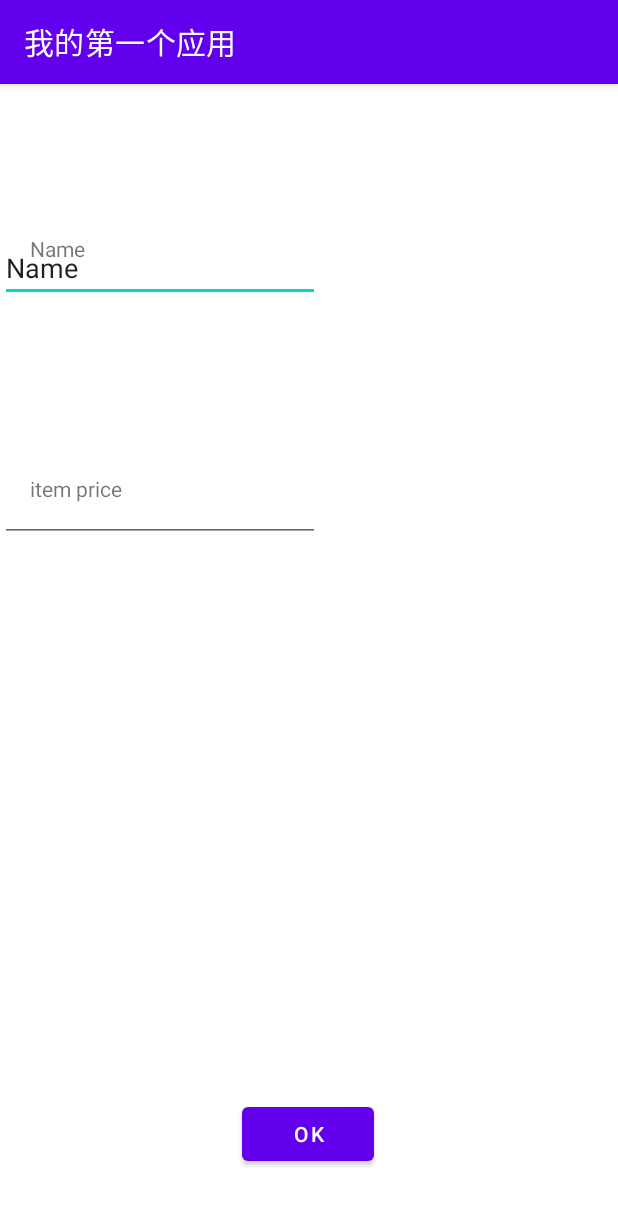
After one commit to KXHdo/MyFirstApplication, an Android app: the ShopItemDetailsActivity screen opened directly, with no data from a screen before it, on a phone screen of 412 x 824 dp. The commit adds this screen. Shown: the top 1205 px of the screen. Run offline under Robolectric (Android 15) with nearby library versions, the phone set to English and light mode, and no system bars.

Commit message:
Update strings.xml

```diff
--- a/app/src/main/AndroidManifest.xml
+++ b/app/src/main/AndroidManifest.xml
@@ -13,6 +13,9 @@
         android:theme="@style/Theme.MyFirstApplication"
         tools:targetApi="31">
         <activity
+            android:name=".ShopItemDetailsActivity"
+            android:exported="false" />
+        <activity
             android:name=".MainActivity"
             android:exported="true">
             <intent-filter>
--- /dev/null
+++ b/app/src/main/java/com/jnu/student/ShopItemDetailsActivity.java
@@ -0,0 +1,49 @@
+package com.jnu.student;
+
+import androidx.appcompat.app.AppCompatActivity;
+
+import android.app.Activity;
+import android.content.Intent;
+import android.os.Bundle;
+import android.view.View;
+import android.widget.Button;
+import android.widget.EditText;
+
+public class ShopItemDetailsActivity extends AppCompatActivity {
+    private int position = -1;
+    @Override
+    protected void onCreate(Bundle savedInstanceState) {
+        super.onCreate(savedInstanceState);
+        setContentView(R.layout.activity_shop_item_details);
+
+        Intent intent = getIntent();
+        if (intent != null) {
+            // 从Intent中获取传递的数据
+            String name = intent.getStringExtra("name");
+            if (null != name) {
+                Double price = intent.getDoubleExtra("price",0);
+                position = intent.getIntExtra("position",-1);
+                EditText editTextItemName= findViewById(R.id.edittext_item_name);
+                editTextItemName.setText(name);
+                EditText editTextItemPrice= findViewById(R.id.edittext_item_price);
+                editTextItemPrice.setText(price.toString());
+
+            }
+        }
+
+        Button buttonOk= findViewById(R.id.button_item_details_ok);
+        buttonOk.setOnClickListener(new View.OnClickListener() {
+            @Override
+            public void onClick(View v) {
+                Intent intent = new Intent();
+                EditText editTextItemName= findViewById(R.id.edittext_item_name);
+                EditText editTextItemPrice= findViewById(R.id.edittext_item_price);
+                intent.putExtra("name", editTextItemName.getText().toString());
+                intent.putExtra("price", editTextItemPrice.getText().toString());
+                intent.putExtra("position", position);
+                setResult(Activity.RESULT_OK, intent);
+                ShopItemDetailsActivity.this.finish();
+            }
+        });
+    }
+}
--- /dev/null
+++ b/app/src/main/java/com/jnu/student/ViewHolder.java
@@ -0,0 +1,4 @@
+package com.jnu.student;
+
+public interface ViewHolder {
+}
--- /dev/null
+++ b/app/src/main/res/layout/activity_shop_item_details.xml
@@ -0,0 +1,58 @@
+<?xml version="1.0" encoding="utf-8"?>
+<androidx.constraintlayout.widget.ConstraintLayout xmlns:android="http://schemas.android.com/apk/res/android"
+    xmlns:app="http://schemas.android.com/apk/res-auto"
+    xmlns:tools="http://schemas.android.com/tools"
+    android:layout_width="match_parent"
+    android:layout_height="match_parent"
+    tools:context=".ShopItemDetailsActivity">
+
+    <TextView
+        android:id="@+id/textview_show_item_name"
+        android:layout_width="wrap_content"
+        android:layout_height="wrap_content"
+        android:layout_marginStart="20dp"
+        android:layout_marginTop="100dp"
+        android:text="@string/string_item_name"
+        app:layout_constraintStart_toStartOf="parent"
+        app:layout_constraintTop_toTopOf="parent" />
+
+    <EditText
+        android:id="@+id/edittext_item_name"
+        android:layout_width="wrap_content"
+        android:layout_height="wrap_content"
+        android:ems="10"
+        android:inputType="textPersonName"
+        android:text="Name"
+        app:layout_constraintTop_toTopOf="@+id/textview_show_item_name"
+        tools:layout_editor_absoluteX="159dp"
+        tools:ignore="MissingConstraints" />
+
+    <TextView
+        android:id="@+id/textview_show_item_price"
+        android:layout_width="wrap_content"
+        android:layout_height="wrap_content"
+        android:layout_marginTop="160dp"
+        android:text="@string/string_item_price"
+        app:layout_constraintStart_toStartOf="@+id/textview_show_item_name"
+        app:layout_constraintTop_toTopOf="@+id/textview_show_item_name" />
+
+    <EditText
+        android:id="@+id/edittext_item_price"
+        android:layout_width="wrap_content"
+        android:layout_height="wrap_content"
+        android:ems="10"
+        android:inputType="numberDecimal"
+        app:layout_constraintStart_toStartOf="@+id/edittext_item_name"
+        app:layout_constraintTop_toTopOf="@+id/textview_show_item_price" />
+
+    <Button
+        android:id="@+id/button_item_details_ok"
+        android:layout_width="wrap_content"
+        android:layout_height="wrap_content"
+        android:layout_marginBottom="44dp"
+        android:text="@string/string_ok"
+        app:layout_constraintBottom_toBottomOf="parent"
+        app:layout_constraintEnd_toEndOf="parent"
+        app:layout_constraintHorizontal_bias="0.498"
+        app:layout_constraintStart_toStartOf="parent" />
+</androidx.constraintlayout.widget.ConstraintLayout>
```
Also changed, not shown: app/src/main/java/com/jnu/student/MainActivity.java (+104 -5 lines), app/src/main/java/com/jnu/student/data/ShopItem.java (+9 -2 lines).
